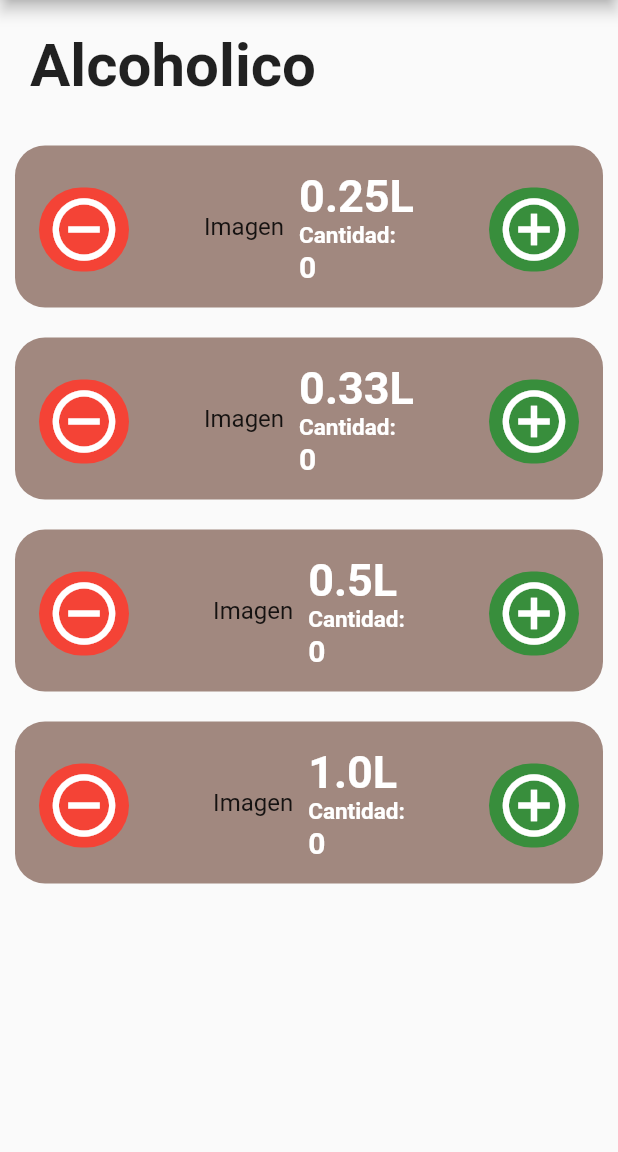
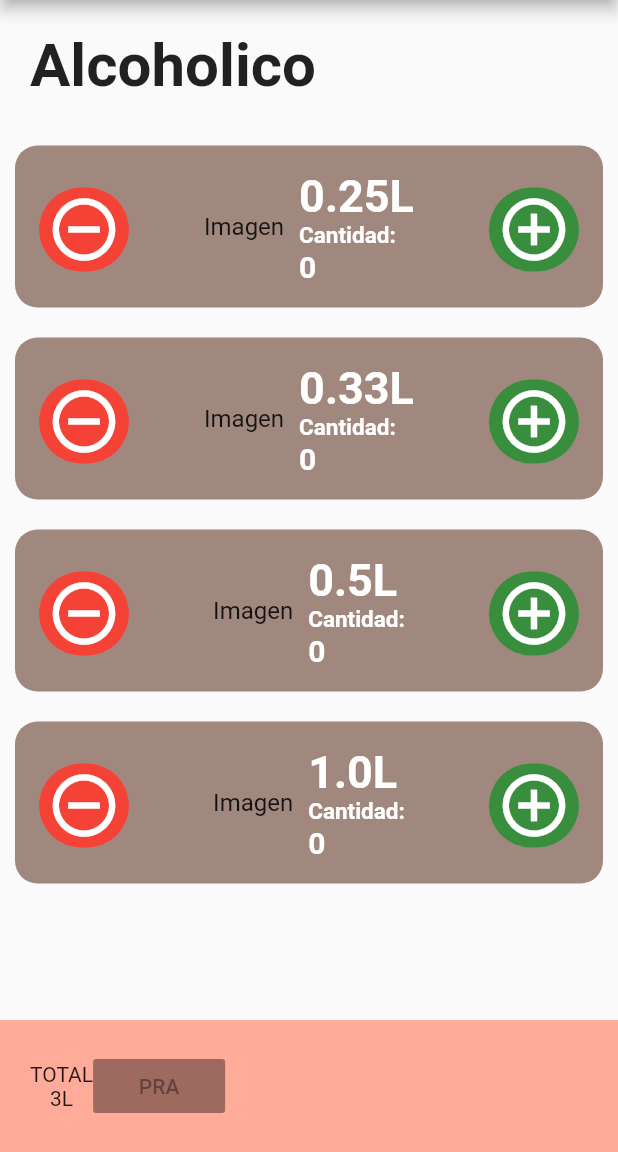
Before and after one commit to SergioMorenoAntequera/HangoverCalculator, a Flutter app: the screen it shows after launch, on a phone screen of 412 x 824 dp, the part 84-1236 px from its top. Run offline on Flutter 3.47's test engine with Material 2 defaults, Android fonts, the phone set to English and light mode, and no system bars; Roboto replaces fonts that are missing (Hind).

Commit message:
before redo

```diff
--- a/lib/screens/mainPage.dart
+++ b/lib/screens/mainPage.dart
@@ -7,7 +7,11 @@ class MainPage extends StatelessWidget {
   Widget build(BuildContext context) {
     return Scaffold(
       appBar: appbar,
-      body: Container(
+      // body:
+      body: Stack(
+        children: <Widget>[
+          // App background I guess
+          Container(
             color: Colors.grey[50],
             child: ListView(
               children: <Widget>[
@@ -25,6 +29,33 @@ class MainPage extends StatelessWidget {
               ],
             ),
           ),
+
+          // Position absolute Thingy
+          Align(
+            alignment: Alignment.bottomCenter,
+            child: Container(
+              color: Color(0xffFFAB99),
+              padding: EdgeInsets.all(20),
+              child: Row(
+                // Total y total de litros a la izquierda
+                children: <Widget>[
+                  Column(
+                    mainAxisSize: MainAxisSize.min,
+                    children: <Widget>[
+                      Text("TOTAL"),
+                      Text("3L"),
+                    ],
+                  ),
+                  RaisedButton(
+                    child: Text("PRA"),
+                    onPressed: (null),
+                  )
+                ],
+              ),
+            ),
+          )
+        ],
+      ),
     );
   }
 
--- a/lib/widgets/Beer.dart
+++ b/lib/widgets/Beer.dart
@@ -18,7 +18,7 @@ class _BeerState extends State<Beer> {
       decoration: BoxDecoration(
         color: Colors.brown[300],
         borderRadius: BorderRadius.all(
-          Radius.circular(20),
+          Radius.circular(15),
         ),
       ),
       margin: EdgeInsets.all(10),
```
Lines whose indentation alone changed are shown as unchanged.
